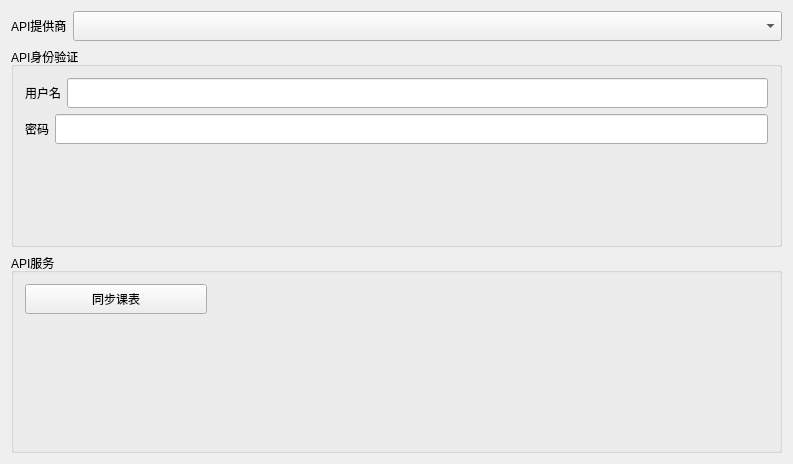
Old version of the form src/ExportAPISettingsTab/ExportAPISettingsTab.ui in the repository Aero8m/ClassTopLand.
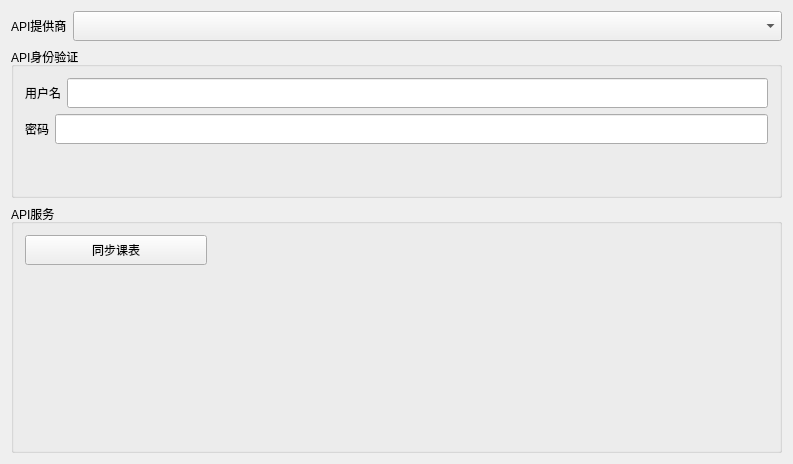
New version of the form.

The edit to the form file:
```diff
--- a/src/ExportAPISettingsTab/ExportAPISettingsTab.ui
+++ b/src/ExportAPISettingsTab/ExportAPISettingsTab.ui
@@ -13,7 +13,7 @@
   <property name="windowTitle">
    <string>ExportAPISettingsTab</string>
   </property>
-  <layout class="QVBoxLayout" name="verticalLayout_2" stretch="1,3,3">
+  <layout class="QVBoxLayout" name="verticalLayout_2" stretch="1,0,3">
    <item>
     <layout class="QHBoxLayout" name="horizontalLayout" stretch="0,1">
      <item>
@@ -37,6 +37,9 @@
    </item>
    <item>
     <widget class="QGroupBox" name="groupBox">
+     <property name="styleSheet">
+      <string notr="true"/>
+     </property>
      <property name="title">
       <string>API身份验证</string>
      </property>
@@ -104,6 +107,9 @@
    </item>
    <item>
     <widget class="QGroupBox" name="groupBox_2">
+     <property name="styleSheet">
+      <string notr="true"/>
+     </property>
      <property name="title">
       <string>API服务</string>
      </property>
```
